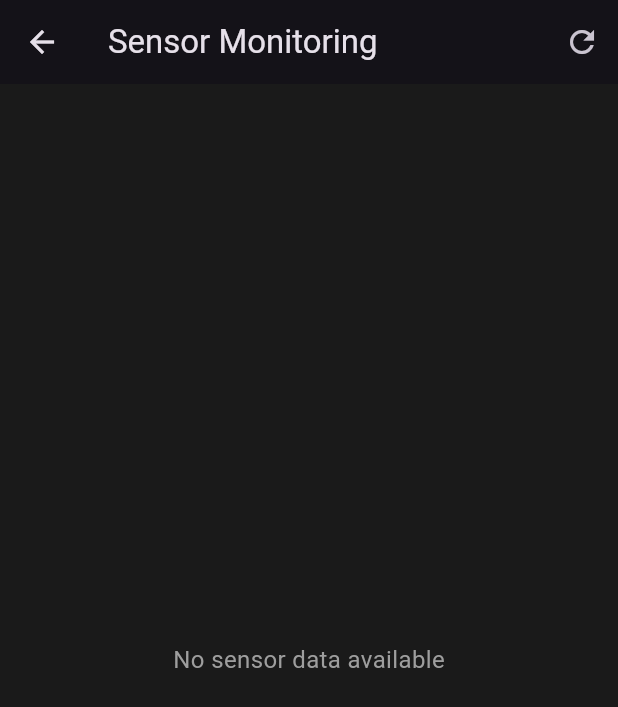
After one commit to Yehia404/Smart-Hydroponic-App, a Flutter app: the DashboardScreen screen opened directly, item 2 of the bottom bar chosen, after a tap on the "refresh" icon, on a phone screen of 412 x 824 dp. The commit adds this screen. Shown: the top 707 px of the screen. Run offline on Flutter 3.47's test engine with Material 3 defaults, Android fonts, the phone set to English and light mode, and no system bars.

Commit message:
added initial layout for sensor moitring screen with nav bar going to it now

```diff
--- a/lib/view/dashboard/dashboard_screen.dart
+++ b/lib/view/dashboard/dashboard_screen.dart
@@ -1,5 +1,5 @@
 import 'package:flutter/material.dart';
-
+import 'sensor_monitoring_screen.dart';
 class DashboardScreen extends StatefulWidget {
   const DashboardScreen({super.key});
 
@@ -13,6 +13,7 @@ class _DashboardScreenState extends State<DashboardScreen> {
   // Placeholder widgets for now
   static const List<Widget> _widgetOptions = <Widget>[
     Center(child: Text('Dashboard')),
+    SensorMonitoringScreen(),
 
   ];
 
@@ -41,20 +42,20 @@ class _DashboardScreenState extends State<DashboardScreen> {
       ),
       body: Center(child: _widgetOptions.elementAt(_selectedIndex)),
       bottomNavigationBar: BottomNavigationBar(
-        items: <BottomNavigationBarItem>[
+        items: const <BottomNavigationBarItem>[
           BottomNavigationBarItem(
-            icon: const Icon(Icons.dashboard_outlined),
+            icon: Icon(Icons.dashboard_outlined),
             label: 'Dashboard',
           ),
-          const BottomNavigationBarItem(
+          BottomNavigationBarItem(
             icon: Icon(Icons.sensors),
             label: 'Sensors',
           ),
-          const BottomNavigationBarItem(
+          BottomNavigationBarItem(
             icon: Icon(Icons.toggle_on_outlined),
             label: 'Controls',
           ),
-          const BottomNavigationBarItem(
+          BottomNavigationBarItem(
             icon: Icon(Icons.analytics_outlined),
             label: 'Analytics',
           ),
@@ -62,7 +63,18 @@ class _DashboardScreenState extends State<DashboardScreen> {
         currentIndex: _selectedIndex,
         selectedItemColor: Colors.green,
         unselectedItemColor: Colors.grey,
-        onTap: (_) {},// Till all items are implemented
+        onTap: (index) {
+          // Only handle navigation for the "Sensors" item (index 1)
+          if (index == 1) {
+            Navigator.push(
+              context,
+              MaterialPageRoute(
+                builder: (context) => const SensorMonitoringScreen(),
+              ),
+            );
+          }
+          // Do nothing for other tabs (for now)
+        },
       ),
     );
   }
--- /dev/null
+++ b/lib/view/dashboard/sensor_monitoring_screen.dart
@@ -0,0 +1,29 @@
+import 'package:flutter/material.dart';
+
+class SensorMonitoringScreen extends StatelessWidget {
+  const SensorMonitoringScreen({super.key});
+
+  @override
+  Widget build(BuildContext context) {
+    return Scaffold(
+      appBar: AppBar(
+        title: const Text('Sensor Monitoring'),
+        actions: [
+          IconButton(
+            icon: const Icon(Icons.refresh),
+            tooltip: 'Refresh Data',
+            onPressed: () {
+              // TODO: Implement data refresh logic later
+            },
+          ),
+        ],
+      ),
+      body: const Center(
+        child: Text(
+          'No sensor data available',
+          style: TextStyle(fontSize: 16, color: Colors.grey),
+        ),
+      ),
+    );
+  }
+}
```
